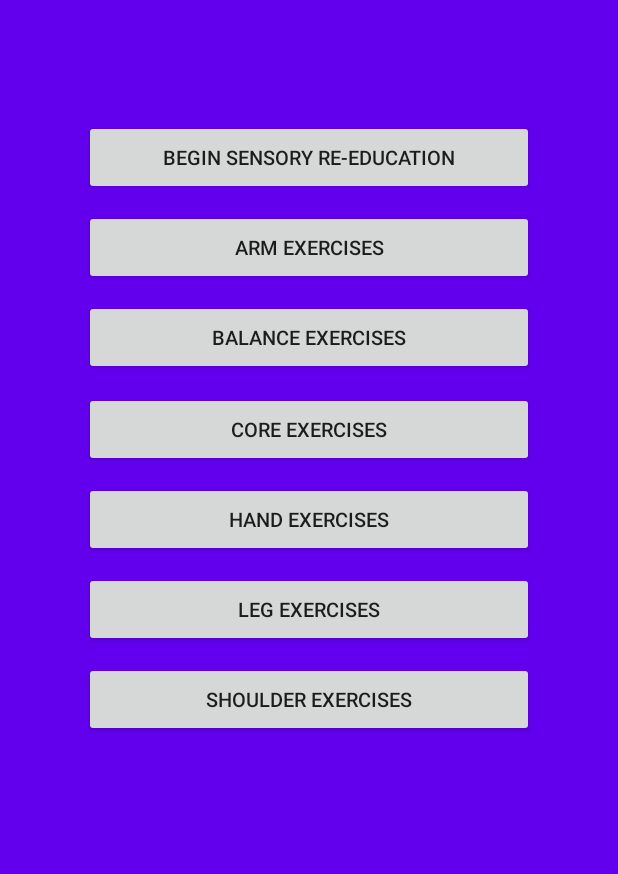
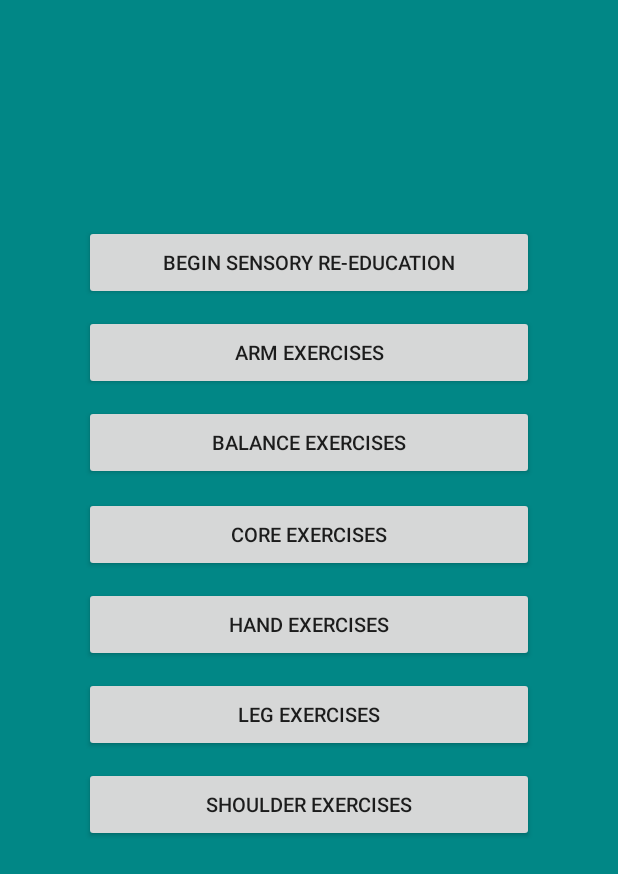
Before and after one commit to 2unknown3/groupProject, an Android app: the fragment RehabFragment placed in its activity, on a phone screen of 412 x 824 dp. Shown: the top 874 px of the screen. Run offline under Robolectric (Android 15) with nearby library versions, the phone set to English and light mode, and no system bars; 2 statements that could not run were skipped.

Commit message:
nag change rkog color sa background tas gi taasan nko ang margin sa top

```diff
--- a/app/src/main/res/layout/fragment_rehab.xml
+++ b/app/src/main/res/layout/fragment_rehab.xml
@@ -3,7 +3,7 @@
     android:layout_width="match_parent"
     android:layout_height="match_parent"
     xmlns:ndroid="http://schemas.android.com/tools"
-    android:background="@color/colorPrimary">
+    android:background="@color/design_default_color_secondary_variant">
 
 
     <!--    <TextView-->
@@ -23,7 +23,7 @@
         android:layout_height="50dp"
         android:layout_alignParentTop="true"
         android:layout_centerHorizontal="true"
-        android:layout_marginTop="80dp"
+        android:layout_marginTop="150dp"
         android:textSize="13sp"
         android:text="Begin Sensory Re-Education" />
 
```
